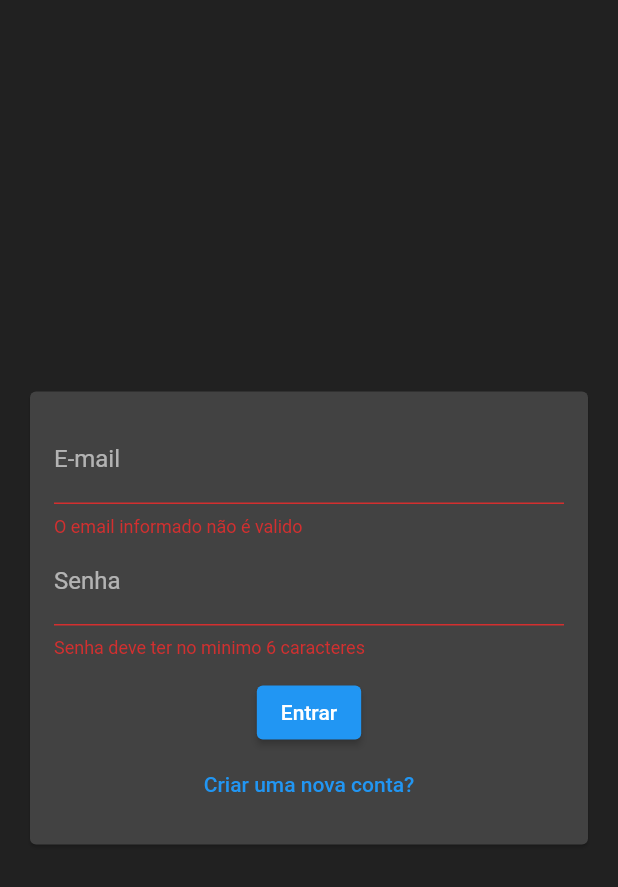
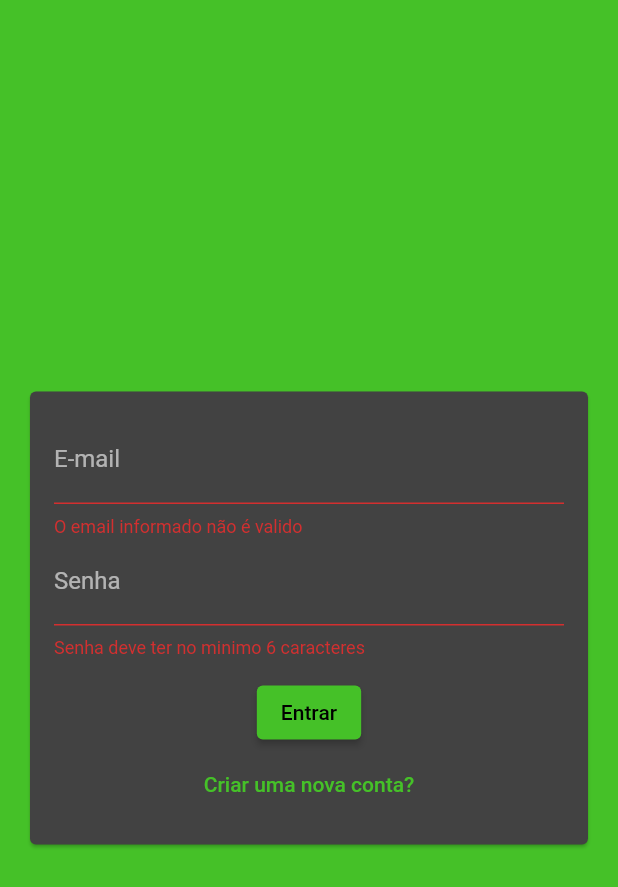
Before and after one commit to RFBruno/flutter-chatt, a Flutter app: the screen it shows after launch, after a tap on "Entrar", on a phone screen of 412 x 824 dp. Shown: the top 887 px of the screen. Run offline on Flutter 3.47's test engine with Material 2 defaults, Android fonts, the phone set to English and light mode, and no system bars; our stand-ins replace cloud_firestore, firebase_auth, firebase_core, firebase_messaging, firebase_storage, image_picker; accounts and stored records are empty.

```diff
--- a/lib/components/message_bubble.dart
+++ b/lib/components/message_bubble.dart
@@ -20,9 +20,9 @@ class MessageBubble extends StatelessWidget {
     ImageProvider? provider;
     final uri = Uri.parse(imageURL);
 
-    if (uri.isScheme('file') || uri.hasAbsolutePath) {
+    if (uri.isScheme('file')) {
       provider = FileImage(File(uri.toString()));
-    } else if (uri.isScheme('http')) {
+    } else if (uri.scheme.contains('http')) {
       provider = NetworkImage(uri.toString());
     } else {
       provider = AssetImage(_defaultImage);
--- a/lib/core/services/chat/chat_service.dart
+++ b/lib/core/services/chat/chat_service.dart
@@ -1,12 +1,12 @@
 import 'package:flutter_chat/core/models/chat_message.dart';
 import 'package:flutter_chat/core/models/chat_user.dart';
-import 'package:flutter_chat/core/services/chat/chat_mock_service.dart';
+import 'package:flutter_chat/core/services/chat/chat_firebase_service.dart';
 
 abstract class ChatService {
   Stream<List<ChatMessage>> messagesStream();
-  Future<ChatMessage> save(String text, ChatUser user);
+  Future<ChatMessage?> save(String text, ChatUser user);
 
   factory ChatService(){
-    return ChatMockService();
+    return ChatFirebaseService();
   }
 }
--- a/lib/core/services/notification/chat_notification_service.dart
+++ b/lib/core/services/notification/chat_notification_service.dart
@@ -1,4 +1,4 @@
-
+import 'package:firebase_messaging/firebase_messaging.dart';
 import 'package:flutter_chat/core/models/chat_notification.dart';
 import 'package:flutter/material.dart';
 
@@ -9,15 +9,56 @@ class ChatNotificationService extends ChangeNotifier {
 
   int get itemsCount => _items.length;
 
-  void add(ChatNotification notification){
+  void add(ChatNotification notification) {
     _items.add(notification);
     notifyListeners();
   }
 
-
-  void remove(int i){
+  void remove(int i) {
     _items.removeAt(i);
     notifyListeners();
   }
 
+  //Push notification
+  Future<void> init() async {
+    await _configureForeground();
+    await _configureBackground();
+    await _configureTerminated();
+  }
+
+  Future<bool> get _isAuthorized async {
+    final messaging = FirebaseMessaging.instance;
+    final settings = await messaging.requestPermission();
+    return settings.authorizationStatus == AuthorizationStatus.authorized;
+  }
+
+  Future<void> _configureForeground() async {
+    if (await _isAuthorized) {
+      FirebaseMessaging.onMessage.listen(_messageHandler);
+    }
+  }
+
+  Future<void> _configureBackground() async {
+    if (await _isAuthorized) {
+      FirebaseMessaging.onMessageOpenedApp.listen(_messageHandler);
+    }
+  }
+
+  Future<void> _configureTerminated() async {
+    if (await _isAuthorized) {
+      RemoteMessage? initialMsg =
+          await FirebaseMessaging.instance.getInitialMessage();
+          _messageHandler(initialMsg);
+    }
+  }
+
+  void _messageHandler(RemoteMessage? msg) {
+    if (msg == null || msg.notification == null) return;
+    add(
+      ChatNotification(
+        title: msg.notification!.title ?? 'Não informado!',
+        body: msg.notification!.body ?? 'Não informado!',
+      ),
+    );
+  }
 }
--- a/lib/main.dart
+++ b/lib/main.dart
@@ -1,6 +1,7 @@
 import 'package:flutter/material.dart';
 import 'package:flutter_chat/core/services/notification/chat_notification_service.dart';
 import 'package:flutter_chat/pages/auth_or_app_page.dart';
+import 'package:flutter_chat/theme/app_theme.dart';
 import 'package:provider/provider.dart';
 
 void main() async {
@@ -22,7 +23,7 @@ class MyApp extends StatelessWidget {
       child: MaterialApp(
         debugShowCheckedModeBanner: false,
         title: 'Flutter Demo',
-        theme: ThemeData.dark(),
+        theme: appTheme,
         home: const AuthOrAppPage(),
       ),
     );
--- a/lib/pages/auth_or_app_page.dart
+++ b/lib/pages/auth_or_app_page.dart
@@ -1,4 +1,6 @@
 import 'package:firebase_core/firebase_core.dart';
+import 'package:flutter_chat/core/models/chat_notification.dart';
+import 'package:flutter_chat/core/services/notification/chat_notification_service.dart';
 import 'package:flutter_chat/firebase_options.dart';
 import 'package:flutter/material.dart';
 import 'package:flutter_chat/core/models/chat_user.dart';
@@ -6,6 +8,7 @@ import 'package:flutter_chat/core/services/auth/auth_services.dart';
 import 'package:flutter_chat/pages/auth_page.dart';
 import 'package:flutter_chat/pages/chat_page.dart';
 import 'package:flutter_chat/pages/loading_page.dart';
+import 'package:provider/provider.dart';
 
 class AuthOrAppPage extends StatelessWidget {
   const AuthOrAppPage({super.key});
@@ -14,6 +17,7 @@ class AuthOrAppPage extends StatelessWidget {
     await Firebase.initializeApp(
       options: DefaultFirebaseOptions.currentPlatform,
     );
+    await Provider.of<ChatNotificationService>(context, listen: false).init();
   }
 
   @override
--- /dev/null
+++ b/lib/theme/app_theme.dart
@@ -0,0 +1,36 @@
+import 'package:flutter/material.dart';
+
+const MaterialColor primary = MaterialColor(_primaryValue, <int, Color>{
+  50: Color(0xFFE9F8E5),
+  100: Color(0xFFC7ECBF),
+  200: Color(0xFFA2E094),
+  300: Color(0xFF7DD469),
+  400: Color(0xFF61CA48),
+  500: Color(_primaryValue),
+  600: Color(0xFF3EBB24),
+  700: Color(0xFF36B31E),
+  800: Color(0xFF2EAB18),
+  900: Color(0xFF1F9E0F),
+});
+const int _primaryValue = 0xFF45C128;
+
+const MaterialColor accent = MaterialColor(_accentValue, <int, Color>{
+  100: Color(0xFFD2FFCE),
+  200: Color(_accentValue),
+  400: Color(0xFF75FF68),
+  700: Color(0xFF5DFF4E),
+});
+const int _accentValue = 0xFFA3FF9B;
+
+
+final ThemeData appTheme = ThemeData(
+  primaryColor: primary,
+  colorScheme: ColorScheme.fromSwatch(
+    primarySwatch: primary,
+    accentColor: accent,
+    brightness: Brightness.dark,
+  ).copyWith(
+    surface: primary,
+    onSurface: Colors.black,
+  ),
+);
--- a/pubspec.yaml
+++ b/pubspec.yaml
@@ -32,6 +32,7 @@ dependencies:
   cupertino_icons: ^1.0.2
   firebase_auth: ^4.4.2
   firebase_core: ^2.10.0
+  firebase_messaging: ^14.6.0
   firebase_storage: ^11.1.1
   flutter:
     sdk: flutter
```
Also changed, not shown: lib/components/new_message.dart (+4 -5 lines), lib/components/user_image_picker.dart (+8 -1 lines), lib/core/services/auth/auth_firebase_service.dart (+40 -9 lines), lib/core/services/chat/chat_firebase_service.dart (added, +92 -0 lines), lib/pages/chat_page.dart (+21 -16 lines), pubspec.lock.
